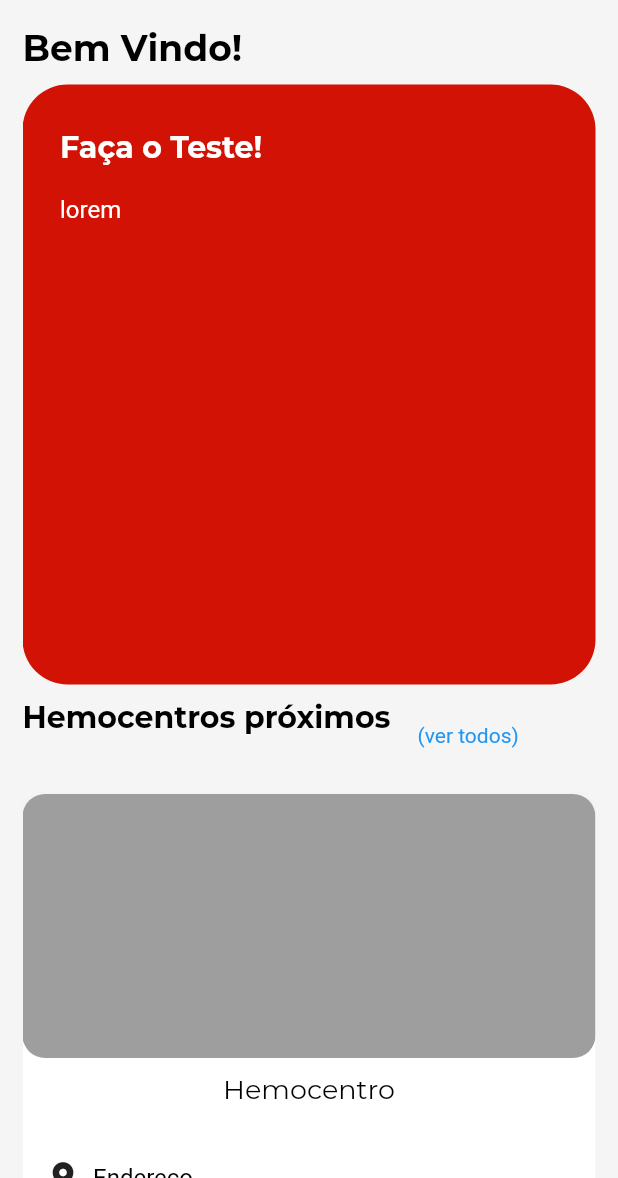
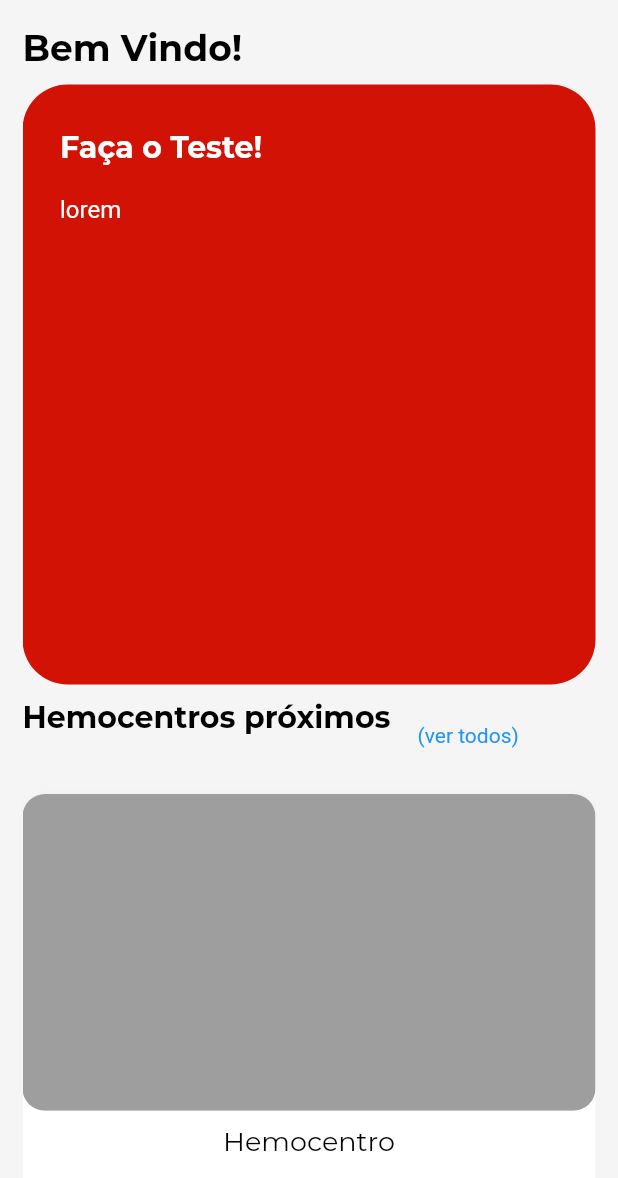
Before and after one commit to doe-mais-tcc/frontend-flutter, a Flutter app: the screen it shows after launch, after a tap on "ENTRAR", on a phone screen of 412 x 824 dp, the part 58-1236 px from its top. Run offline on Flutter 3.47's test engine with Material 2 defaults, Android fonts, the light colour scheme and no system bars; our stand-ins replace datetime_picker_formfield, flutter_svg; missing offline and left inert: steps_indicator.

Commit message:
Tamanho flexivel do card de hemocentro

```diff
--- a/lib/components/hospital_card.dart
+++ b/lib/components/hospital_card.dart
@@ -12,14 +12,14 @@ class HospitalCard extends StatelessWidget {
       child: Column(
         children: [
           Flexible(
-            flex: 1,
+            flex: 3,
             child: ClipRRect(
               borderRadius: BorderRadius.circular(15),
               child: Container(color: Colors.grey),
             ),
           ),
           Flexible(
-            flex: 1,
+            flex: 2,
             child: Container(
               padding: const EdgeInsets.fromLTRB(15, 10, 15, 25),
               child: Column(
```
